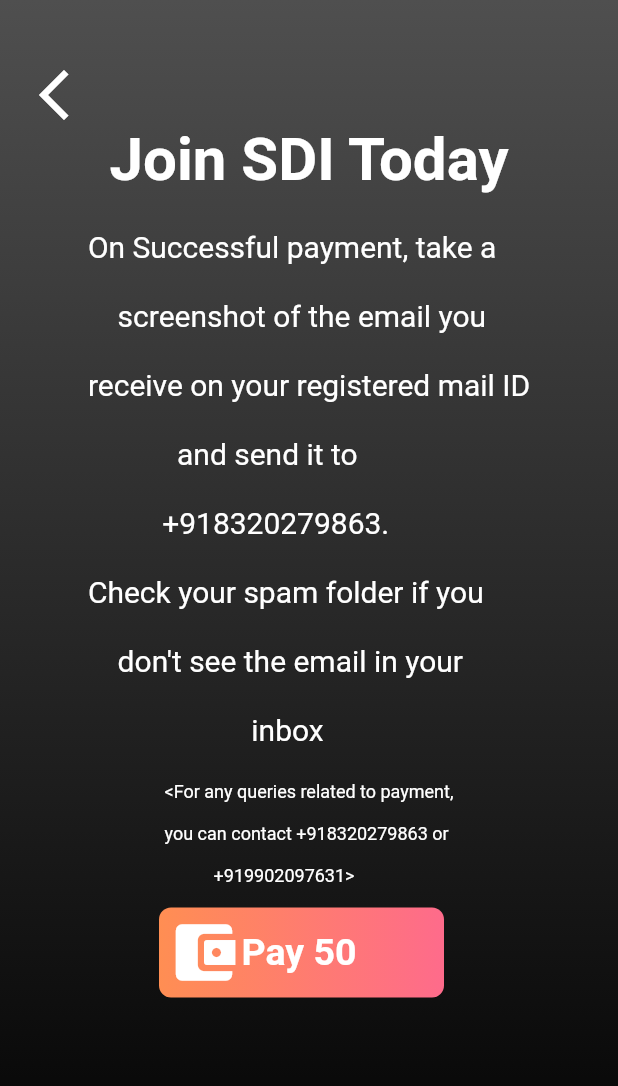
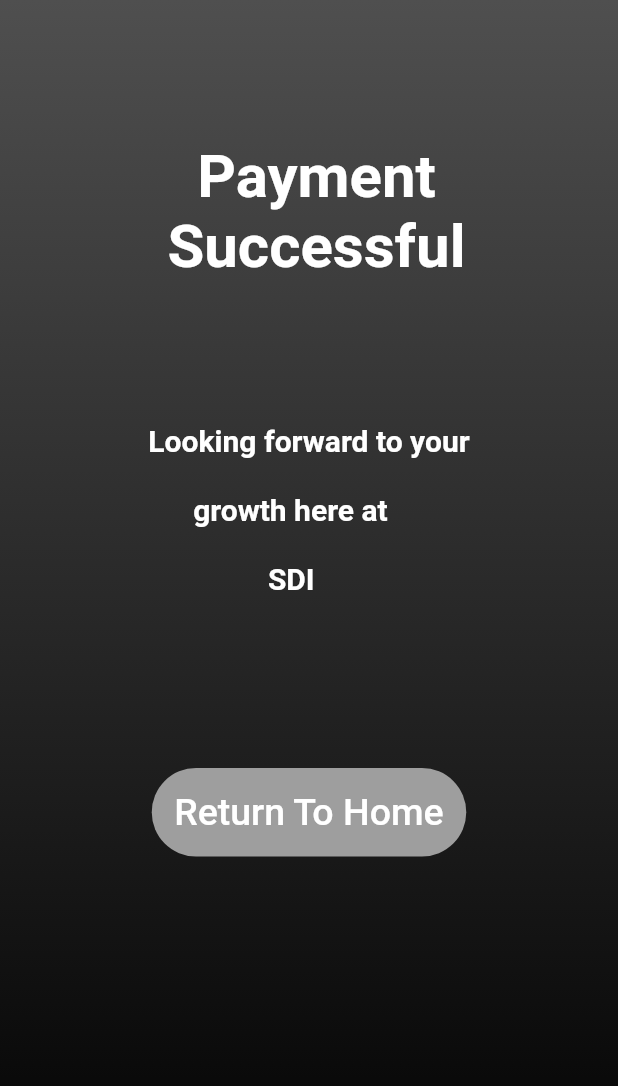
Before and after one commit to arjunganesh123/sdi, a Flutter app: the PaymentScreen screen opened by its route, after a tap on "Pay 50", on a phone screen of 412 x 824 dp. Shown: the top 1086 px of the screen. Run offline on Flutter 3.47's test engine with Material 2 defaults, Android fonts, the phone set to English and light mode, and no system bars; our stand-ins replace smooth_page_indicator.

Commit message:
new payment screen on success payment

```diff
--- a/lib/main.dart
+++ b/lib/main.dart
@@ -4,6 +4,7 @@ import 'package:sdi/screens/instructions.dart';
 import 'package:sdi/screens/loginpage.dart';
 import 'package:sdi/screens/logopage.dart';
 import 'package:sdi/screens/paymentpage.dart';
+import 'package:sdi/screens/paymentpage1.dart';
 import 'package:sdi/screens/profilepage.dart';
 import 'package:sdi/screens/signuppage1.dart';
 import 'package:sdi/screens/signuppage2.dart';
@@ -25,6 +26,7 @@ class MyApp extends StatelessWidget {
         Signuppage2.id:(context)=> const Signuppage2(),
         Profilepage.id:(context)=> const Profilepage(),
         PaymentScreen.id:(context)=> const PaymentScreen(),
+        Paymentpage1.id:(context)=> const Paymentpage1(),
       },
     );
   }
--- a/lib/screens/paymentpage.dart
+++ b/lib/screens/paymentpage.dart
@@ -1,5 +1,6 @@
 import 'package:flutter/cupertino.dart';
 import 'package:flutter/material.dart';
+import 'package:sdi/screens/paymentpage1.dart';
 
 class PaymentScreen extends StatelessWidget {
   static const String id='PaymentScreen';
@@ -36,6 +37,7 @@ class PaymentScreen extends StatelessWidget {
               const Text('<For any queries related to payment,\n\nyou can contact +918320279863 or\n\n\t\t\t\t\t\t\t\t\t\t\t+919902097631>\n',style: TextStyle(color: Colors.white,fontSize: 12)),
               FlatButton(
                 onPressed: (){
+                  Navigator.pushNamed(context, Paymentpage1.id);
                   //TODO:
                 },
                 child: Padding(
--- /dev/null
+++ b/lib/screens/paymentpage1.dart
@@ -0,0 +1,45 @@
+import 'package:flutter/cupertino.dart';
+import 'package:flutter/material.dart';
+
+class Paymentpage1 extends StatelessWidget {
+  static const String id='Paymentpage1';
+  const Paymentpage1({Key? key}) : super(key: key);
+
+  @override
+  Widget build(BuildContext context) {
+    return SafeArea(
+      child: Scaffold(
+        body: Container(
+          decoration:const BoxDecoration(
+            gradient: LinearGradient(
+              begin: Alignment.topCenter,
+              end: Alignment.bottomCenter,
+              colors: [Color.fromRGBO(79, 79, 79, 1),Color.fromRGBO(0, 0, 0, 1)],
+            ),
+          ),
+          child: Column(
+            crossAxisAlignment: CrossAxisAlignment.stretch,
+            children:  [
+              const Center(child: Text('\n\n\t\t\tPayment\n Successful\n\n',style: TextStyle(color: Colors.white,fontWeight: FontWeight.bold,fontSize: 40),)),
+              const Center(child: Text('Looking forward to your\n\n\t\t\t\t\t\tgrowth here at\n\n\t\t\t\t\t\t\t\t\t\t\t\t\t\t\t\tSDI\n\n\n\n\n',style: TextStyle(color: Colors.white,fontWeight: FontWeight.bold,fontSize: 20),)),
+              FlatButton(
+                onPressed: (){
+                  //TODO:
+                },
+                child: Container(
+                  decoration: const BoxDecoration(
+                    borderRadius: BorderRadius.all(Radius.circular(40)),
+                    color: Colors.grey,
+                  ),
+                  child: const Padding(
+                    padding: EdgeInsets.all(15),
+                    child: Text('Return To Home',style: TextStyle(color: Colors.white,fontSize: 25,),),),
+                ),
+              ),
+            ],
+          ),
+        ),
+      ),
+    );
+  }
+}
--- a/lib/screens/signuppage2.dart
+++ b/lib/screens/signuppage2.dart
@@ -2,6 +2,7 @@ import 'package:flutter/cupertino.dart';
 import 'package:flutter/material.dart';
 import 'package:sdi/constants/screendesign.dart';
 import 'package:sdi/constants/widgetdesign.dart';
+import 'package:sdi/screens/paymentpage.dart';
 
 import '../custom_icons_icons.dart';
 
@@ -238,7 +239,7 @@ class _Signuppage2State extends State<Signuppage2> {
             FlatButton(
               onPressed: (){
                 if(validateValues(usnCtrl.text,semCtrl,secCtrl, domainctrl)==true){
-
+                            Navigator.pushNamed(context, PaymentScreen.id);
                 }
                 //TODO:
               },
```
